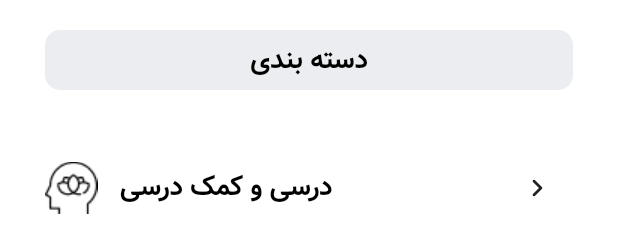
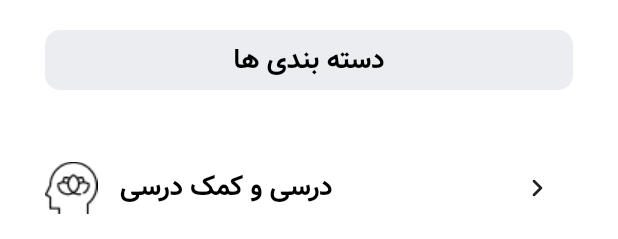
Before and after one commit to mahdiflutter/bookstore_application, a Flutter app: the CategoriesScreen widget shown alone on an empty page, opened directly, on a phone screen of 412 x 824 dp. Shown: the top 239 px of the screen. Run offline on Flutter 3.47's test engine with Material 2 defaults, Android fonts, the phone set to English and light mode, and no system bars; our stand-ins replace flutter_svg, smooth_page_indicator.

Commit message:
change custom header location

```diff
--- a/lib/screens/categories.dart
+++ b/lib/screens/categories.dart
@@ -1,4 +1,3 @@
-import 'package:bookstore_app/constants/custom_colors.dart';
 import 'package:bookstore_app/widgets/custom_header.dart';
 import 'package:bookstore_app/widgets/custom_page_container.dart';
 import 'package:flutter/material.dart';
@@ -9,17 +8,9 @@ class CategoriesScreen extends StatelessWidget {
   @override
   Widget build(BuildContext context) {
     return CustomPageContainer(
+      hasTitle: true,
+      title: 'دسته بندی ها',
       elements: [
-        //Header Section
-        const SliverPadding(
-          padding: EdgeInsets.symmetric(
-            horizontal: 30,
-            vertical: 20,
-          ),
-          sliver: SliverToBoxAdapter(
-            child: CustomHeader(title: 'دسته بندی'),
-          ),
-        ),
         //Categories List Section
         SliverGrid.builder(
           itemCount: 9,
--- a/lib/screens/home.dart
+++ b/lib/screens/home.dart
@@ -25,6 +25,7 @@ class _HomeScreenState extends State<HomeScreen> {
   @override
   Widget build(BuildContext context) {
     return CustomPageContainer(
+      hasTitle: false,
       elements: [
         //Serach Box Section
         const SliverPadding(
--- a/lib/screens/user/basket.dart
+++ b/lib/screens/user/basket.dart
@@ -1,6 +1,5 @@
 import 'package:bookstore_app/constants/custom_colors.dart';
 import 'package:bookstore_app/widgets/custom_header.dart';
-import 'package:bookstore_app/widgets/custom_page_container.dart';
 import 'package:flutter/material.dart';
 
 class BasketScreen extends StatelessWidget {
--- a/lib/widgets/custom_page_container.dart
+++ b/lib/widgets/custom_page_container.dart
@@ -1,11 +1,16 @@
+import 'package:bookstore_app/widgets/custom_header.dart';
 import 'package:flutter/material.dart';
 
 class CustomPageContainer extends StatelessWidget {
   const CustomPageContainer({
     super.key,
     required this.elements,
+    required this.hasTitle,
+    this.title = '',
   });
   final List<Widget> elements;
+  final bool hasTitle;
+  final String title;
 
   @override
   Widget build(BuildContext context) {
@@ -13,7 +18,20 @@ class CustomPageContainer extends StatelessWidget {
       backgroundColor: Colors.white,
       body: SafeArea(
         child: CustomScrollView(
-          slivers: elements,
+          slivers: [
+            //Header Section
+            if (hasTitle)
+              SliverPadding(
+                padding: const EdgeInsets.symmetric(
+                  horizontal: 30,
+                  vertical: 20,
+                ),
+                sliver: SliverToBoxAdapter(
+                  child: CustomHeader(title: title),
+                ),
+              ),
+            ...elements,
+          ],
         ),
       ),
     );
```
Also changed, not shown: lib/screens/products_by_category.dart (+2 -10 lines), lib/screens/user/profile.dart (+2 -12 lines).
